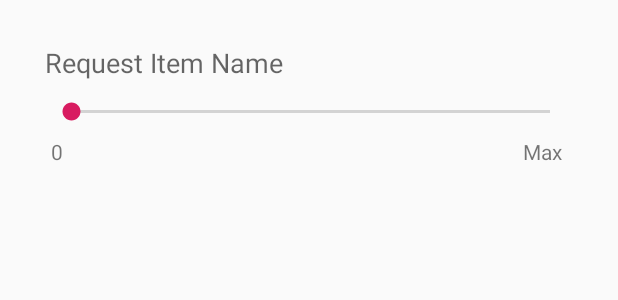
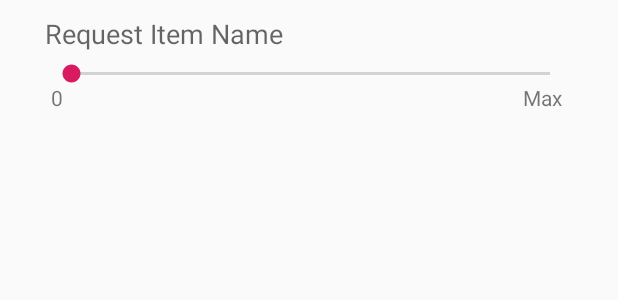
Before and after one commit to nbathras/FoodPantry, an Android app: the layout activity_donation_to_distributor_list_item.xml on its own in the app's theme, with its tools: preview values and no code run, on a phone screen of 412 x 824 dp. Shown: the top 300 px of the screen. Run offline under Robolectric (Android 15) with nearby library versions, the light colour scheme and no system bars.

Commit message:
Donor Submission Functionality/ Design Changes

```diff
--- a/FoodPantry/app/src/main/java/com/example/nbathras/foodpantry/DistributorPageRequestActivity.kt
+++ b/FoodPantry/app/src/main/java/com/example/nbathras/foodpantry/DistributorPageRequestActivity.kt
@@ -46,8 +46,10 @@ class DistributorPageRequestActivity : AppCompatActivity() {
         //Setting distributor location text field
         if(distributorAddressArraylist.size > 1) {
             distributorAdditionalAddress.text = distributorAddressArraylist[1]
+            distributorAdditionalAddress.textSize = 17.0f
         }
         distributorAddress.text = distributorAddressArraylist[0]
+        distributorAddress.textSize = 17.0f
 
 
         distributorRequest = ArrayList()
@@ -64,11 +66,12 @@ class DistributorPageRequestActivity : AppCompatActivity() {
             AdapterView.OnItemClickListener { adapterView, view, i, l ->
 
                 val request = distributorRequest[i]
-                val intent = Intent(applicationContext,DonationToDistributorListItem::class.java)
+                val intent = Intent(applicationContext,DonorSubmitRequestActivity::class.java)
                 intent.putExtra(DISTRIBUTOR_ID, distributorID)
                 intent.putExtra(REQUEST_ID, request.requestId)
                 intent.putExtra(REQUEST_ITEMS, request.itemsList)
                 intent.putExtra(REQUEST_DATE, request.finishDate)
+                intent.putExtra(USER_ID,userID)
                 startActivity(intent)
             }
     }
--- a/FoodPantry/app/src/main/java/com/example/nbathras/foodpantry/DistributorRequestList.kt
+++ b/FoodPantry/app/src/main/java/com/example/nbathras/foodpantry/DistributorRequestList.kt
@@ -1,6 +1,7 @@
 package com.example.nbathras.foodpantry
 
 import android.app.Activity
+import android.view.Gravity
 import android.view.View
 import android.view.ViewGroup
 import android.widget.ArrayAdapter
@@ -19,6 +20,8 @@ class DistributorRequestList(private val context:Activity, var requests: List<Re
 
         val request = requests[position]
         requestFinishDateText.text = request.finishDate.toString()
+        requestFinishDateText.textSize = 20.0f
+        requestFinishDateText.gravity = Gravity.CENTER
 
         return listViewItem
     }
--- a/FoodPantry/app/src/main/res/layout/activity_donation_to_distributor_list_item.xml
+++ b/FoodPantry/app/src/main/res/layout/activity_donation_to_distributor_list_item.xml
@@ -15,7 +15,7 @@
         android:layout_alignParentEnd="true"
         android:layout_centerHorizontal="true"
         android:layout_marginStart="31dp"
-        android:layout_marginTop="65dp"
+        android:layout_marginTop="40dp"
         android:layout_marginEnd="29dp"
         tools:layout_marginEnd="30dp" />
 
@@ -28,10 +28,11 @@
         android:layout_alignParentEnd="true"
         android:layout_centerHorizontal="true"
         android:layout_marginStart="30dp"
-        android:layout_marginTop="29dp"
+        android:layout_marginTop="10dp"
         android:layout_marginEnd="29dp"
         android:text="Request Item Name"
-        android:textAppearance="@style/TextAppearance.AppCompat.Medium" />
+        android:textAppearance="@style/TextAppearance.AppCompat.Medium"
+        tools:textStyle="bold" />
 
     <TextView
         android:id="@+id/seekBarMin"
@@ -40,7 +41,7 @@
         android:layout_alignParentStart="true"
         android:layout_alignParentTop="true"
         android:layout_marginStart="34dp"
-        android:layout_marginTop="91dp"
+        android:layout_marginTop="55dp"
         android:text="0" />
 
     <TextView
@@ -49,8 +50,17 @@
         android:layout_height="25dp"
         android:layout_alignParentTop="true"
         android:layout_alignParentEnd="true"
-        android:layout_marginTop="91dp"
+        android:layout_marginTop="55dp"
         android:layout_marginEnd="33dp"
         android:text="Max" />
 
+    <TextView
+        android:id="@+id/seekBarValue"
+        android:layout_width="wrap_content"
+        android:layout_height="wrap_content"
+        android:layout_alignParentTop="true"
+        android:layout_centerHorizontal="true"
+        android:layout_marginTop="55dp"
+        tools:textStyle="bold" />
+
 </RelativeLayout>
```
Also changed, not shown: FoodPantry/app/src/main/java/com/example/nbathras/foodpantry/DonationToDistributorListItem.kt (+13 -8 lines), FoodPantry/app/src/main/java/com/example/nbathras/foodpantry/DonorSubmitRequestActivity.kt (+60 -32 lines), FoodPantry/app/src/main/res/layout/activity_distributor_page_request.xml (+8 -2 lines), FoodPantry/app/src/main/res/layout/activity_distributor_request_list.xml (+6 -4 lines), FoodPantry/app/src/main/res/layout/activity_donor_submit_request.xml (+5 -6 lines), FoodPantry/app/src/main/res/layout/donor_splash_list_item.xml (+4 -4 lines).
